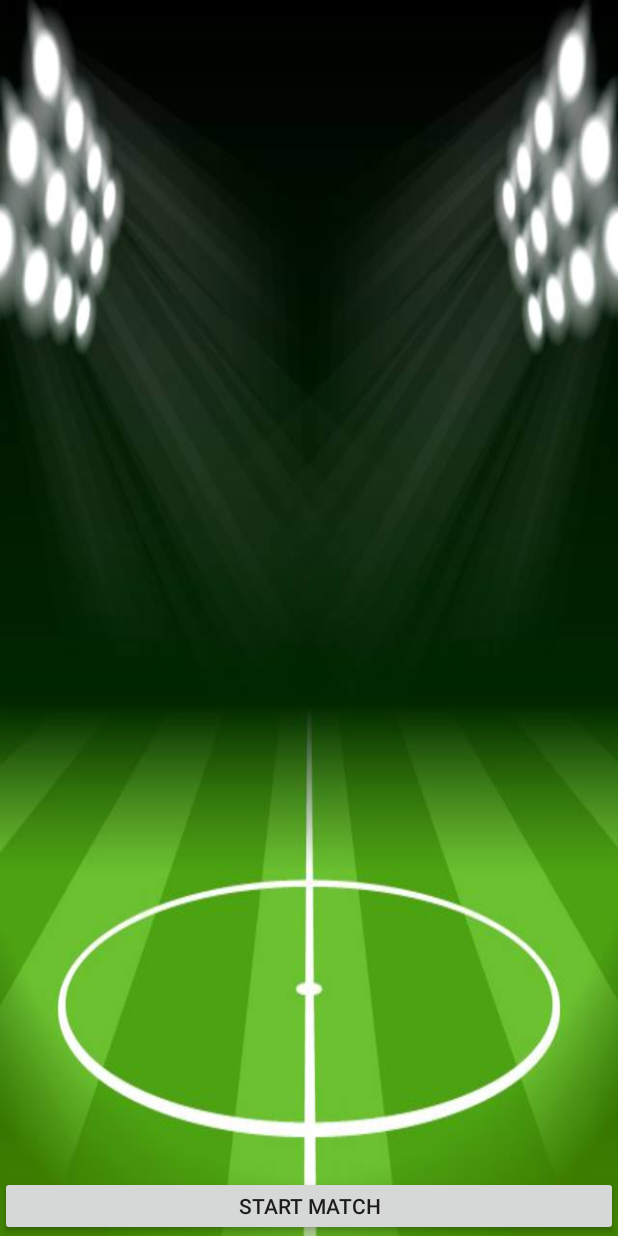
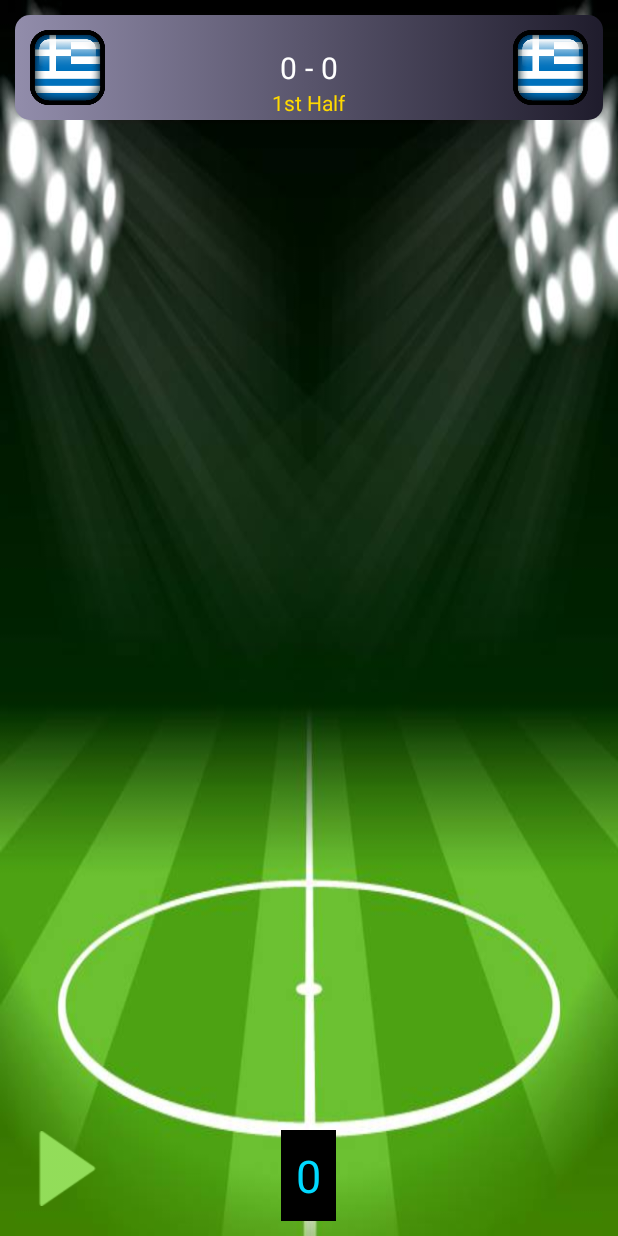
Before and after one commit to Psiroulis/Football_Stop_Game, an Android app: the PasheOf8 screen opened directly, with no data from a screen before it, after a tap on "START MATCH", on a phone screen of 412 x 824 dp. Run offline under Robolectric (Android 15) with nearby library versions, the phone set to English and light mode, and no system bars; our stand-ins replace Room's generated code; libraries missing offline, so code that uses them is left out: android.arch.persistence; 12 statements that could not run were skipped.

Commit message:
fix cup going intents(mac)

```diff
--- a/app/src/main/java/gr/redpepper/footballrunningtime/PasheOf16.java
+++ b/app/src/main/java/gr/redpepper/footballrunningtime/PasheOf16.java
@@ -105,9 +105,13 @@ public class PasheOf16 extends Activity {
                 Intent intent = new Intent(PasheOf16.this,MatchActivity.class);
                 intent.putExtra("playerteamid",selectedTeamId);
                 intent.putExtra("opponentteamid",oponentID);
+                intent.putExtra("phase",1);
+                intent.putExtra("choosenCup",Cup);
                 intent.putExtra("matches",matches);
 
                 startActivity(intent);
+
+                PasheOf16.this.finish();
             }
         });
 
--- a/app/src/main/java/gr/redpepper/footballrunningtime/PasheOf8.java
+++ b/app/src/main/java/gr/redpepper/footballrunningtime/PasheOf8.java
@@ -67,9 +67,9 @@ public class PasheOf8 extends Activity {
 
         matchPairs = (ArrayList<ArrayList<Team>>) intent.getSerializableExtra("matches");
 
-        selectedTeamId = intent.getIntExtra("selected_team_id",0);
+        selectedTeamId = intent.getIntExtra("playerTeamId",0);
 
-        //Cup = intent.getIntExtra("choosenCup",0);
+        Cup = intent.getIntExtra("choosenCup",0);
 
         mAdapter = new MatchesAdapter(context,match_8_Pairs,selectedTeamId);
         RecyclerView.LayoutManager mLayoutManager = new LinearLayoutManager(getApplicationContext());
@@ -130,11 +130,41 @@ public class PasheOf8 extends Activity {
         startMatchButton.setOnClickListener(new View.OnClickListener() {
             @Override
             public void onClick(View view) {
-                Intent intent = new Intent(PasheOf8.this,PhaseOf4.class);
-                intent.putExtra("selected_team_id",selectedTeamId);
+
+                int oponentID = 0;
+
+                for (int i = 0; i<match_8_Pairs.size(); i++){
+
+                    Team one = match_8_Pairs.get(i).get(0);
+
+                    Team two = match_8_Pairs.get(i).get(1);
+
+                    if(one.getId() == selectedTeamId || two.getId() == selectedTeamId){
+
+                        if(one.getId() == selectedTeamId){
+
+                            oponentID = two.getId();
+
+                        }else{
+
+                            oponentID = one.getId();
+                        }
+
+                    }
+                }
+
+                Intent intent = new Intent(PasheOf8.this,MatchActivity.class);
+
+                intent.putExtra("playerteamid",selectedTeamId);
+                intent.putExtra("opponentteamid",oponentID);
+                intent.putExtra("phase",2);
+                intent.putExtra("choosenCup",Cup);
                 intent.putExtra("matches",match_8_Pairs);
 
                 startActivity(intent);
+
+                PasheOf8.this.finish();
+
             }
         });
         startMatchButton.setVisibility(View.VISIBLE);
```
Also changed, not shown: app/src/main/java/gr/redpepper/footballrunningtime/Final.java (+42 -2 lines), app/src/main/java/gr/redpepper/footballrunningtime/MatchActivity.java (+99 -67 lines), app/src/main/java/gr/redpepper/footballrunningtime/PhaseOf4.java (+31 -4 lines), app/src/main/java/gr/redpepper/footballrunningtime/TeamSelection.java (+8 -8 lines).
